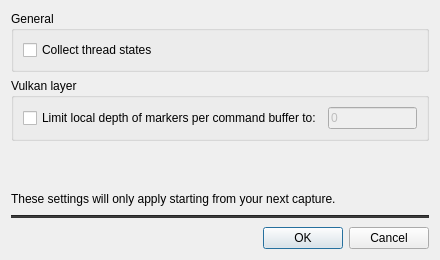
Qt form src/OrbitQt/CaptureOptionsDialog.ui (google/orbit) before a commit.
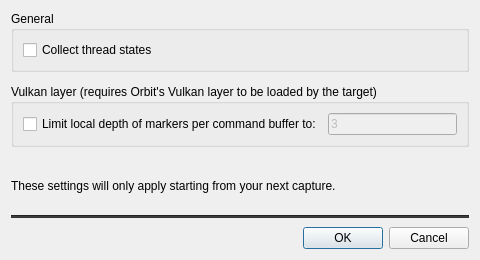
The same form after that commit.

Commit message: review comments

Diff of the .ui file:
```diff
--- a/src/OrbitQt/CaptureOptionsDialog.ui
+++ b/src/OrbitQt/CaptureOptionsDialog.ui
@@ -9,7 +9,7 @@
    <rect>
     <x>0</x>
     <y>0</y>
-    <width>440</width>
+    <width>480</width>
     <height>260</height>
    </rect>
   </property>
@@ -46,6 +46,9 @@
    </item>
    <item row="0" column="0">
     <layout class="QVBoxLayout" name="verticalLayout">
+     <property name="spacing">
+      <number>12</number>
+     </property>
      <item>
       <widget class="QGroupBox" name="groupBox">
        <property name="title">
@@ -62,29 +65,13 @@
        </layout>
       </widget>
      </item>
-     <item>
-      <spacer name="verticalSpacer_2">
-       <property name="orientation">
-        <enum>Qt::Vertical</enum>
-       </property>
-       <property name="sizeType">
-        <enum>QSizePolicy::Fixed</enum>
-       </property>
-       <property name="sizeHint" stdset="0">
-        <size>
-         <width>20</width>
-         <height>6</height>
-        </size>
-       </property>
-      </spacer>
-     </item>
      <item>
       <widget class="QGroupBox" name="groupBox_2">
        <property name="toolTip">
         <string>This requires Orbit's Vulkan layer to be loaded by the target process.</string>
        </property>
        <property name="title">
-        <string>Vulkan layer</string>
+        <string>Vulkan layer (requires Orbit's Vulkan layer to be loaded by the target)</string>
        </property>
        <layout class="QVBoxLayout" name="verticalLayout_4">
         <item>
@@ -105,23 +92,10 @@
              <set>Qt::ImhDigitsOnly</set>
             </property>
             <property name="text">
-             <string>0</string>
+             <string>3</string>
             </property>
            </widget>
           </item>
-          <item>
-           <spacer name="horizontalSpacer">
-            <property name="orientation">
-             <enum>Qt::Horizontal</enum>
-            </property>
-            <property name="sizeHint" stdset="0">
-             <size>
-              <width>4</width>
-              <height>20</height>
-             </size>
-            </property>
-           </spacer>
-          </item>
          </layout>
         </item>
        </layout>
@@ -132,12 +106,6 @@
        <property name="orientation">
         <enum>Qt::Vertical</enum>
        </property>
-       <property name="sizeHint" stdset="0">
-        <size>
-         <width>0</width>
-         <height>0</height>
-        </size>
-       </property>
       </spacer>
      </item>
      <item>
```
Left out of the diff: 8 changed lines with no effect on the pictures.
